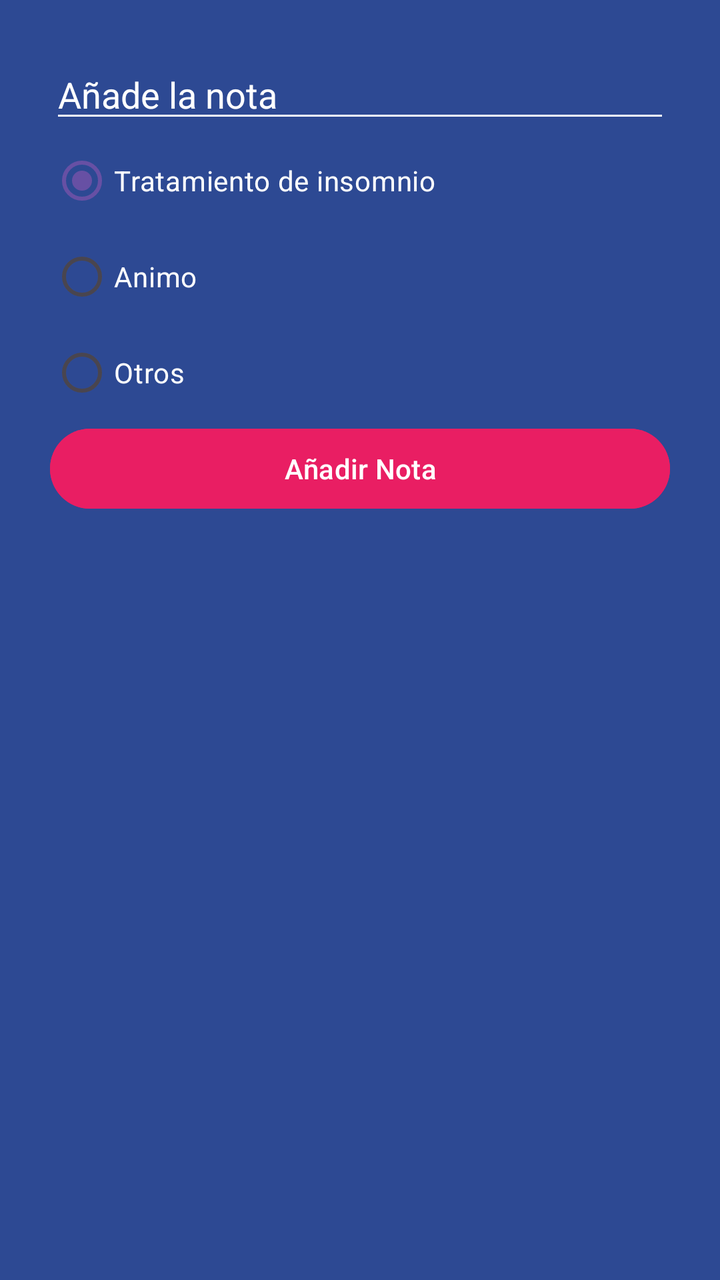
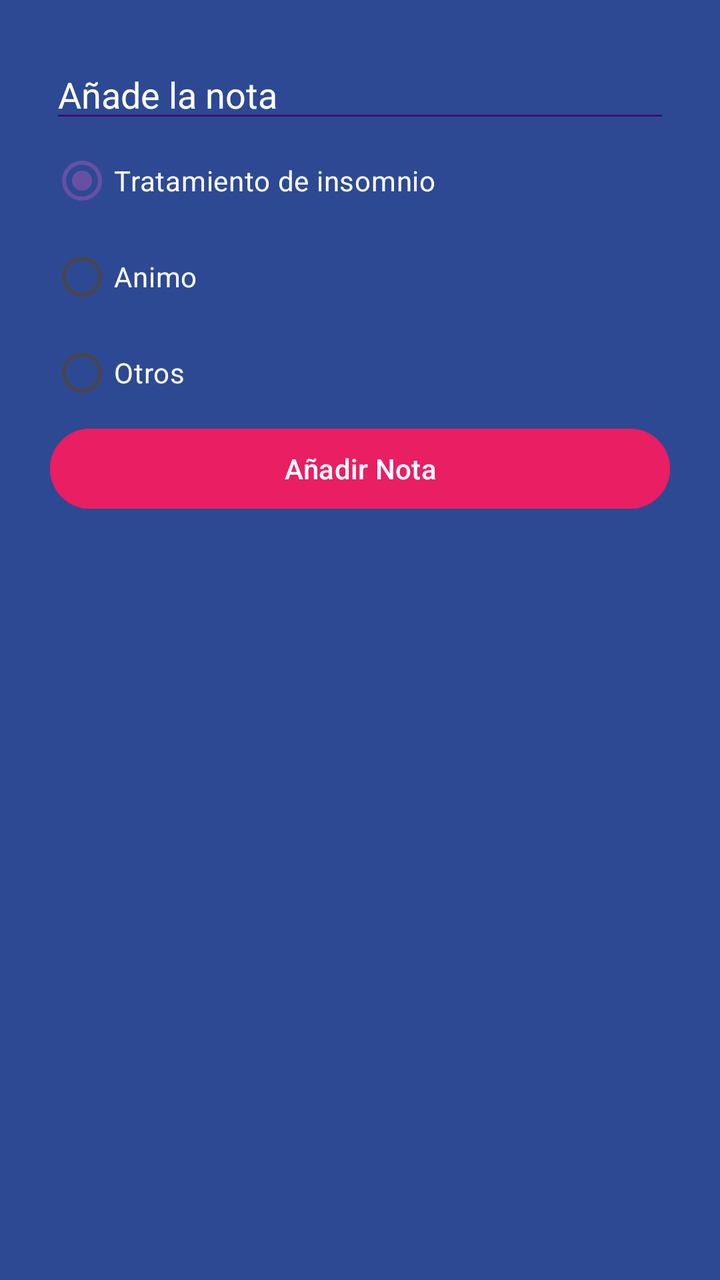

The first picture is an Android layout as it rendered before a commit; the second is the same layout after the commit. The layout source and the unified diff follow.
<!-- AndroidManifest.xml: application theme Theme.SleepTheory01 -->
<!-- res/layout/dialog_task.xml -->
<?xml version="1.0" encoding="utf-8"?>
<LinearLayout xmlns:android="http://schemas.android.com/apk/res/android"
    android:orientation="vertical"
    android:layout_width="250dp"
    android:padding="25dp"
    android:background="@color/todo_background_todo_app"
    android:layout_height="wrap_content">

    <EditText
        android:id="@+id/etTask"
        android:layout_width="match_parent"
        android:backgroundTint="@color/white"
        android:hint="@string/todo_dialog_add_task"
        android:textColor="@color/white"
        android:textColorHint="@color/white"
        android:layout_height="wrap_content"/>

    <RadioGroup
        android:id="@+id/rgCategories"
        android:layout_width="match_parent"
        android:layout_height="wrap_content">

        <RadioButton
            android:id="@+id/rbBusiness"
            android:layout_width="match_parent"
            android:layout_height="wrap_content"
            android:buttonTint="@color/todo_business_category"
            android:checked="true"
            android:text="@string/todo_dialog_category_business"
            android:textColor="@color/white"
            />

        <RadioButton
            android:id="@+id/rbPersonal"
            android:layout_width="match_parent"
            android:layout_height="wrap_content"
            android:buttonTint="@color/todo_personal_category"
            android:text="@string/todo_dialog_category_personal"
            android:textColor="@color/white"
            />

        <RadioButton
            android:id="@+id/rbOther"
            android:layout_width="match_parent"
            android:layout_height="wrap_content"
            android:buttonTint="@color/todo_other_category"
            android:text="@string/todo_dialog_category_other"
            android:textColor="@color/white"
            />

    </RadioGroup>


    <Button
        android:id="@+id/btnAddTask"
        android:layout_width="match_parent"
        android:layout_height="wrap_content"
        android:text="@string/todo_dialog_add_task_button"
        android:backgroundTint="@color/todo_accent"
        />

</LinearLayout>
<!-- resources referenced by this layout -->
<resources>
  <color name="todo_accent">#E91E63</color>
  <color name="todo_background_todo_app">#FF2D4993</color>
  <color name="todo_business_category">#FF9800</color>
  <color name="todo_other_category">#4CAF50</color>
  <color name="todo_personal_category">#00BCD4</color>
  <color name="white">#FFFFFFFF</color>
  <string name="todo_dialog_add_task">Añade la nota</string>
  <string name="todo_dialog_add_task_button">Añadir Nota</string>
  <string name="todo_dialog_category_business">Tratamiento de insomnio</string>
  <string name="todo_dialog_category_other">Otros</string>
  <string name="todo_dialog_category_personal">Animo</string>
  <style name="Theme.SleepTheory01" parent="Base.Theme.SleepTheory01" />
  <style name="Base.Theme.SleepTheory01" parent="Theme.Material3.DayNight.NoActionBar">
          
          
      </style>
</resources>

<!-- the commit's change to res/layout/dialog_task.xml (unified diff, before → after) -->
@@ -9,7 +9,7 @@
     <EditText
         android:id="@+id/etTask"
         android:layout_width="match_parent"
-        android:backgroundTint="@color/white"
+        android:backgroundTint="@color/sleep_buttons"
         android:hint="@string/todo_dialog_add_task"
         android:textColor="@color/white"
         android:textColorHint="@color/white"
<!-- resource entries referenced after the edit -->
@@ -1,5 +1,6 @@
 <!-- resources referenced by this layout -->
 <resources>
+  <color name="sleep_buttons">#420C71</color>
   <color name="todo_accent">#E91E63</color>
   <color name="todo_background_todo_app">#FF2D4993</color>
   <color name="todo_business_category">#FF9800</color>
